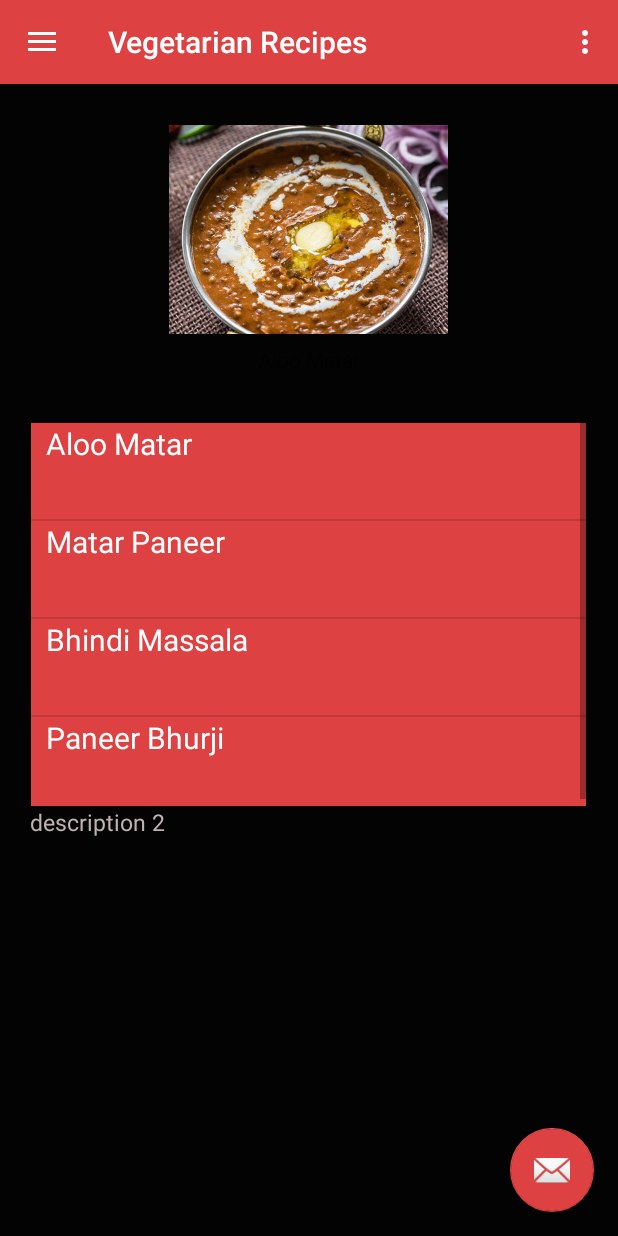
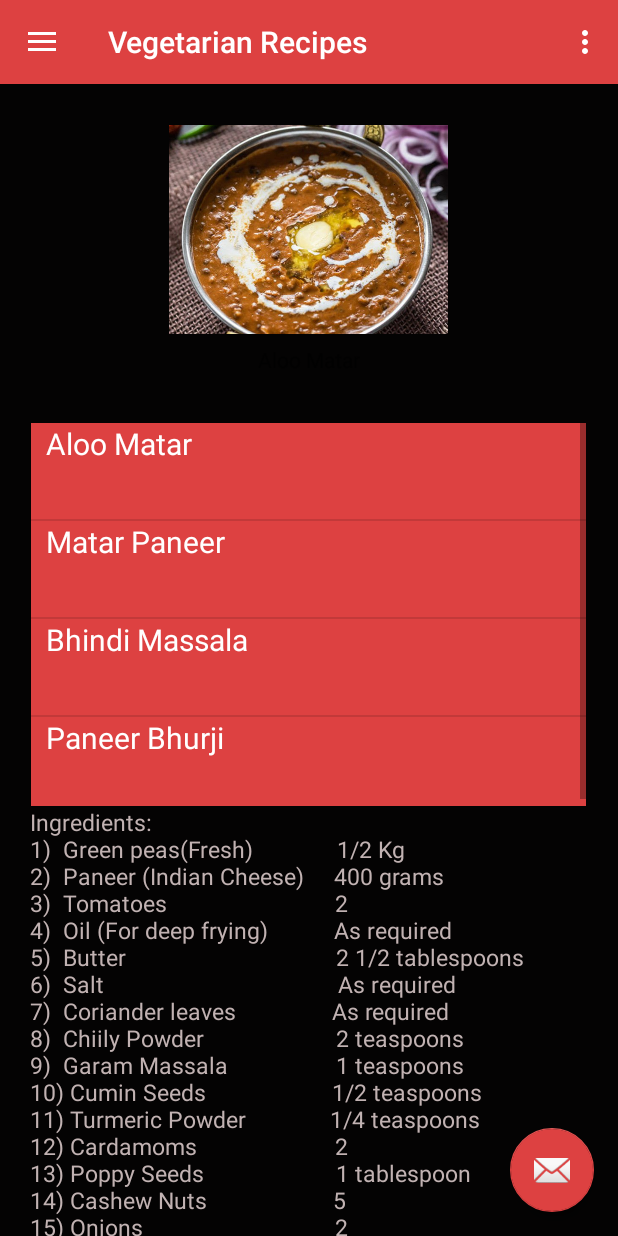
Before and after one commit to kyash108/Spiceful, an Android app: the screen it shows after launch (MainActivity), after a tap on "Matar Paneer", on a phone screen of 412 x 824 dp. Run offline under Robolectric (Android 15) with nearby library versions, the light colour scheme and no system bars; our stand-ins replace navigation-ui; 1 other tap on this screen came first.

Commit message:
Completed the content for the veg recipe page and now searching for the photos of the recipe

```diff
--- a/app/src/main/java/com/example/spiceful/veg.java
+++ b/app/src/main/java/com/example/spiceful/veg.java
@@ -79,19 +79,19 @@ public class veg extends Fragment {
         description = view.findViewById(R.id.vegDescription);
         ArrayList<ListViewItem> dataTypeItemArrayList = new ArrayList<>();
         dataTypeItemArrayList.add(new ListViewItem("Aloo Matar","Ingredients: \n" +
-                "1)Potato                                     1/2 Kg\n"+
-                "2)Peas                                        1 Cup\n"+
-                "3)Onions                                     6\n"+
-                "4)Tomato                                   1/4 Kg\n"+
-                "5)Ginger Garlic Paste               2 Teaspoons\n"+
-                "6)Corriander Powder                1 TableSpoons\n"+
-                "7)Tumeric Powder                    1 Teaspoons\n"+
-                "8)Garam Massala Powder      1 Teaspoons\n"+
-                "9)Red Chilly Powder                 2 1/2 TableSpoons\n"+
-                "10)Oil                                           3 TableSpoons\n"+
-                "11)Corriander Leaves               1 TableSpoons\n"+
+                "1) Potato                                     1/2 Kg\n"+
+                "2) Peas                                        1 Cup\n"+
+                "3) Onions                                     6\n"+
+                "4) Tomato                                   1/4 Kg\n"+
+                "5) Garlic Paste                            2 Teaspoons\n"+
+                "6) Coriander Powder                1 tablespoons\n"+
+                "7) Tumeric Powder                    1 Teaspoons\n"+
+                "8) Garam Massala Powder      1 Teaspoons\n"+
+                "9) Red Chilly Powder                 2 1/2 tablespoons\n"+
+                "10)Oil                                            3 tablespoons\n"+
+                "11)Coriander Leaves                As Required\n"+
                 "\n"+"\n"+
-                "Method\n"+
+                "Method:\n"+
                 "1) Cut onions into big pieces and grind to a coarse paste. \n"+
                 "2) Chop the tomatoes finely.\n"+
                 "3) Boil potatoes in pressure cooker. \n"+
@@ -105,9 +105,87 @@ public class veg extends Fragment {
                 "11) Pour enought water along with boilder peas and potatoes.\n"+
                 "12) Cook till the gravy becomes thick.\n"+
                 "13) Serve hot, garnished with corriander leaves\n"));
-        dataTypeItemArrayList.add(new ListViewItem("Matar Paneer","description 2"));
-        dataTypeItemArrayList.add(new ListViewItem("Bhindi Massala","description 2"));
-        dataTypeItemArrayList.add(new ListViewItem("Paneer Bhurji","description 2"));
+        dataTypeItemArrayList.add(new ListViewItem("Matar Paneer","Ingredients: \n"+
+                "1)  Green peas(Fresh)              1/2 Kg\n"+
+                "2)  Paneer (Indian Cheese)     400 grams\n"+
+                "3)  Tomatoes                            2\n"+
+                "4)  Oil (For deep frying)           As required\n"+
+                "5)  Butter                                   2 1/2 tablespoons\n"+
+                "6)  Salt                                       As required\n"+
+                "7)  Coriander leaves                As required\n"+
+                "8)  Chiily Powder                      2 teaspoons\n"+
+                "9)  Garam Massala                  1 teaspoons\n"+
+                "10) Cumin Seeds                     1/2 teaspoons\n"+
+                "11) Turmeric Powder              1/4 teaspoons\n"+
+                "12) Cardamoms                       2\n"+
+                "13) Poppy Seeds                      1 tablespoon\n"+
+                "14) Cashew Nuts                     5\n"+
+                "15) Onions                                2\n"+
+                "16) Ginger                                1/2 inch piece\n"+
+                "17) Garlic                                  6 flakes\n"+"\n"+"\n"+
+                "Method:\n"+
+                "1) Boil peas and keep aside.\n"+
+                "2) Cut paneer into pieces and deep fry.\n"+
+                "3) Keep it aside, plunged in warm water.\n"+
+                "4) Grind the massala.\n"+
+                "5) Heat oil in a frying pan, add ground paste and fry till oil separates.\n"+
+                "6) Add boilded peas and chopped tomatoes, enough water and salt.\n"+
+                "7) Boil till gravy thickens, mix fired paneer and a little beaten cream.\n"+
+                "8) Garnish with coriander leaves.\n"+
+                "9) Serve hot accompanied with cut onions and lime to tandoori naan or flat bread.\n"));
+        dataTypeItemArrayList.add(new ListViewItem("Bhindi Massala","Ingredients: \n"+
+                "1) Okra                                     1/2 Kg\n"+
+                "2) Green chillies                      3\n"+
+                "3) Red chilly powder              1 1/2 teaspoons\n"+
+                "4) Salt                                       As required\n"+
+                "5) Coriander powder              2 teaspoons\n"+
+                "6) Jeera powder                     1/2 teaspoon\n"+
+                "7) Sugar                                   1 teaspoon\n"+
+                "8) Tomato                                1\n"+
+                "9) Curd                                     2 Cups\n"+
+                "10) Garam Massala               1/2 teaspoon\n"+
+                "11) Cashew nuts                    15\n"+
+                "12) Onions                               4\n"+
+                "13) Poppy Seeds                    1 tablespoon\n"+
+                "14) Oil (For deep frying)        As required\n\n\n"+
+                "Method:\n"+
+                "1) Cut ladies finger into 1 1/2 inch length pieces.\n"+
+                "2) Deep fry in hot oil till light brown. (Do not over fry since it may become crisp).\n"+
+                "3) Dice onions and tomatoes into 1 inch pieces.\n"+
+                "4) Slit green chillies vertically.\n"+
+                "5) Dry roast poppy and cashew nuts separately.\n"+
+                "6) Fry onions till transparent in little oil.\n"+
+                "7) Grind these onions with roasted Ingredients: to smooth paste.\n"+
+                "8) Heat oil in fry in pan, tamper aniseeds or cumin seeds with little fenugreek seeds.\n"+
+                "9) Put slit chillies and ground massala.\n"+
+                "10) Stir constantly in medium flame till golden brown in colour.\n"+
+                "11) Add sugar, salt, chilly powder, dhania, jeera powder and continue frying till oil seprates.\n"+
+                "12) To this mix strained and whipped curds and continue frying till oil floats on top.\n"+
+                "13) Add cut tomatoes and ladies finger.\n"+
+                "14) Allow it to boil for a few minutrs.\n"+
+                "15) Serve hot.\n"));
+        dataTypeItemArrayList.add(new ListViewItem("Paneer Bhurji","Ingredients: \n"+
+                "1) Paneer (Indian Cheese)     400 grams\n"+
+                "2) Onion                                    1 (Chopped)\n"+
+                "3) Tomato                                 1 (Finely chopped)\n"+
+                "4) Ginger garlic paste             1 teaspoon\n"+
+                "5) Green chilli                           1 (Chopped)\n"+
+                "6) Tumeric powder                  1/4 teaspoon\n"+
+                "7) Chilli powder                        1 teaspoon\n"+
+                "8) Garam Massala                   1/4 teaspoon\n"+
+                "9) Kasuri methi                         1 teaspoon\n"+
+                "10) Salt                                      To taste\n"+
+                "11) Coriander leaves               2 Stalks (Finely chopped)\n"+
+                "12) Oil                                        1 tablespoon \n"+
+                "13) Cumin seeds                     1 teaspoon\n\n\n"+
+                "Method:\n"+
+                "1) Crumble up the paneer in a bowl. If you are making homemade paneer, after draining the liquid, keep it ready.\n"+
+                "2) Heat oil in a kadai,, pop cumin seeds. Add the chopped onions, green chilli and saute till it becomes golden brown.\n"+
+                "3) Add ginger garlic paster followed by chopped tomatoes. Cook till the tomatoes are totally mashed up.\n"+
+                "4) Add the turmic powder, red chilli powder, required salt and garam massala. Reduce the flame and cook for 1-2 minutes.\n"+
+                "5) Now add the crumbled paneer and gently mix together.\n"+
+                "6) Once the paneer is well mixed, add crushed kasuri methi. Cook for couple for minutes and switch off. Do not cook it longer.\n"+
+                "7) Finally add chopped coriander leaves and serve.\n"));
 
 
         ArrayAdapter arrayAdapter = new ArrayAdapter(getContext(),R.layout.list,dataTypeItemArrayList);
--- a/app/src/main/res/values/strings.xml
+++ b/app/src/main/res/values/strings.xml
@@ -24,5 +24,5 @@
     <string name="website">Website</string>
     <string name="facebook">Facebook</string>
     <string name="blank">blank</string>
-    <string name="textview">Instructions</string>
+    <string name="textview">Ingredients: \n\n\nMethod:</string>
 </resources>
```
